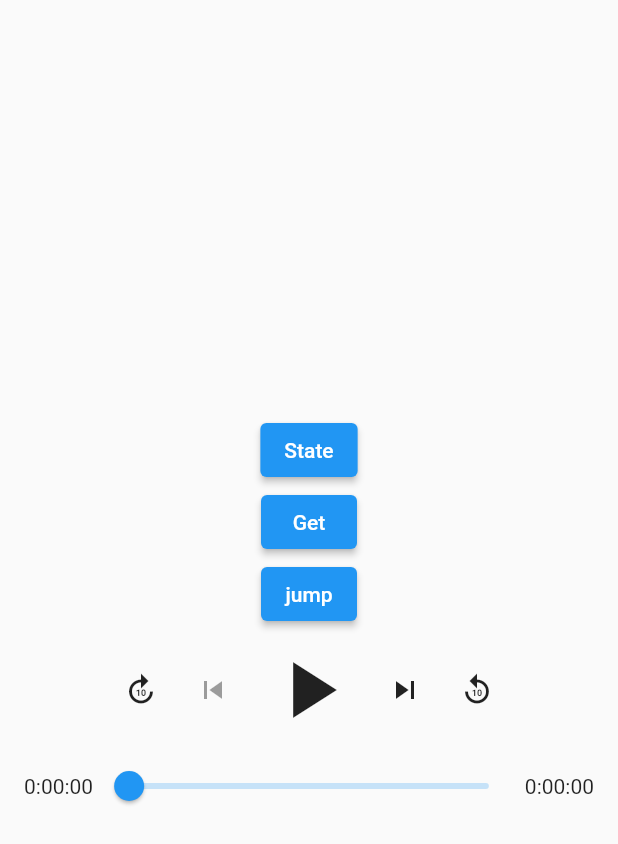
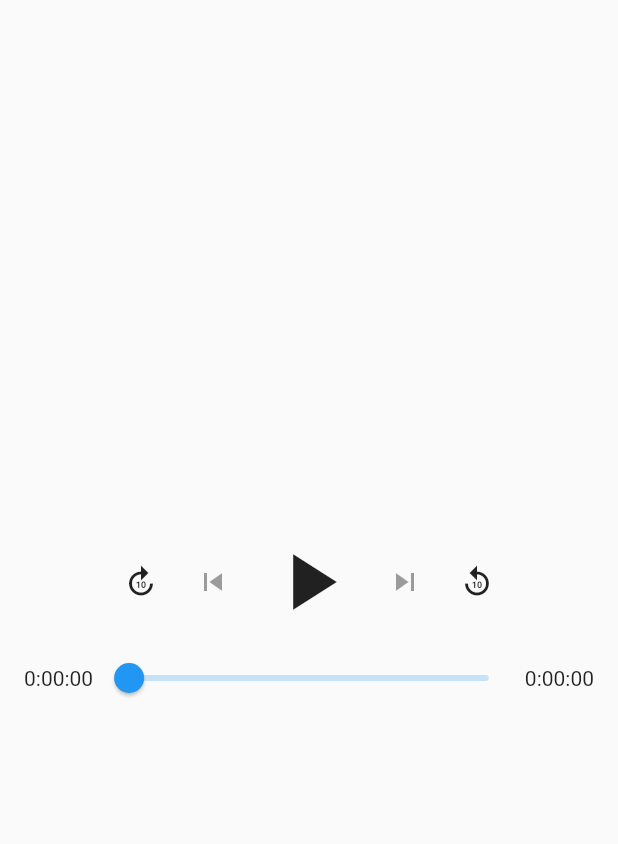
Before and after one commit to sigjak/music_player, a Flutter app: the screen it shows after launch, on a phone screen of 412 x 824 dp. Shown: the top 844 px of the screen. Run offline on Flutter 3.47's test engine with Material 2 defaults, Android fonts, the phone set to English and light mode, and no system bars; our stand-ins replace just_audio.

Commit message:
master working

```diff
--- a/lib/screens/player.dart
+++ b/lib/screens/player.dart
@@ -5,7 +5,6 @@ import 'package:flutter/services.dart';
 import 'package:just_audio/just_audio.dart';
 import './commons/player_buttons.dart';
 import './commons/slider.dart';
-import './commons/name.dart';
 
 class Player extends StatefulWidget {
   @override
@@ -15,50 +14,21 @@ class Player extends StatefulWidget {
 class _PlayerState extends State<Player> {
   AudioPlayer _audioPlayer;
   List<String> audioFiles;
+  List<AudioSource> myList = [
+    AudioSource.uri(Uri.parse("asset:///audio/book/guard.mp3")),
+  ];
   @override
   void initState() {
     super.initState();
     _audioPlayer = AudioPlayer();
-    // _audioPlayer
-    //     .setAudioSource(ConcatenatingAudioSource(children: [
-    //   AudioSource.uri(
-    //     Uri.parse("asset:///audio/book/John Grisham -TheGuardians_01.mp3,"),
-    //   ),
-    //   AudioSource.uri(
-    //     Uri.parse("asset:///audio/book/John Grisham -TheGuardians_02.mp3,"),
-    //   ),
-    //   // AudioSource.uri(
-    //   //   Uri.parse("asset:///audio/book/John Grisham -TheGuardians_03.mp3,"),
-    //   // ),
-    // ]))
-    //     .catchError((error) {
-    //   // catch load errors: 404, invalid url ...
-    //   print("An error occured $error");
-    // });
-    // Set a sequence of audio sources that will be played by the audio player.
+
     _audioPlayer
-        .setAudioSource(ConcatenatingAudioSource(children: [
-      // AudioSource.uri(Uri.parse(
-      //     "https://archive.org/download/IGM-V7/IGM%20-%20Vol.%207/25%20Diablo%20-%20Tristram%20%28Blizzard%29.mp3")),
-      // AudioSource.uri(Uri.parse(
-      //     "https://archive.org/download/igm-v8_202101/IGM%20-%20Vol.%208/15%20Pokemon%20Red%20-%20Cerulean%20City%20%28Game%20Freak%29.mp3")),
-      // AudioSource.uri(Uri.parse(
-      //     "https://scummbar.com/mi2/MI1-CD/01%20-%20Opening%20Themes%20-%20Introduction.mp3")),
-
-      AudioSource.uri(Uri.parse("asset:///audio/book/guard1.mp3")),
-      AudioSource.uri(Uri.parse("asset:///audio/book/guard2.mp3")),
-      AudioSource.uri(Uri.parse("asset:///audio/book/guard3.mp3")),
-      AudioSource.uri(Uri.parse("asset:///audio/book/guard4.mp3")),
-    ]))
+        .setAudioSource(ConcatenatingAudioSource(children: myList))
         .catchError((error) {
       // catch load errors: 404, invalid url ...
       print("An error occured $error");
     });
   }
-
-  // initAll() async {
-  //   List<AudioSource> aa = await getAssetFiles();
-  // }
 
   @override
   void dispose() {
@@ -87,17 +57,6 @@ class _PlayerState extends State<Player> {
       child: Column(
         mainAxisAlignment: MainAxisAlignment.center,
         children: [
-          Names(_audioPlayer),
-          ElevatedButton(
-              onPressed: () async {
-                await getAssetFiles();
-              },
-              child: Text('Get')),
-          ElevatedButton(
-              onPressed: () async {
-                await _audioPlayer.seek(Duration(milliseconds: 4000), index: 1);
-              },
-              child: Text('jump')),
           PlayerButtons(_audioPlayer),
           SliderBar(_audioPlayer),
         ],
```
Also changed, not shown: 6 other files.
